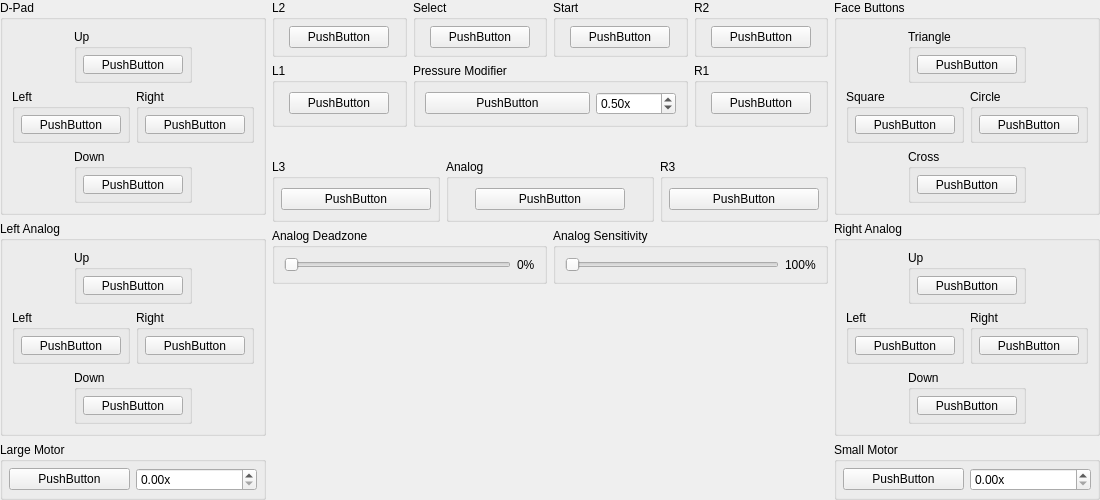
Before: the Qt Designer form pcsx2-qt/Settings/ControllerBindingWidget_DualShock2.ui in 0xR1cky/ARMSX2, drawn with Qt 5.
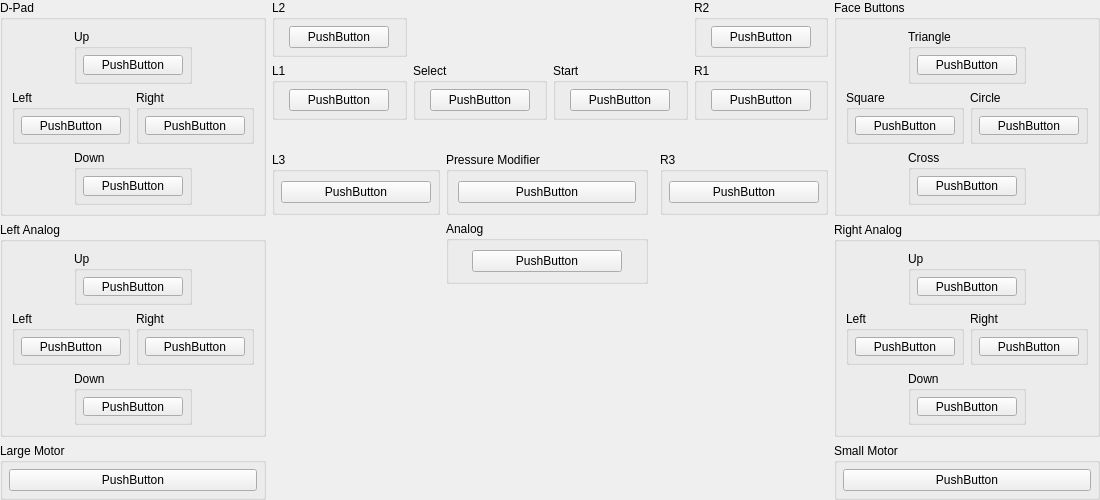
After: the same form once the commit is applied. Icons and pictures are not drawn. Custom widgets are drawn as their Qt base class.

The edit to the form file:
```diff
--- a/pcsx2-qt/Settings/ControllerBindingWidget_DualShock2.ui
+++ b/pcsx2-qt/Settings/ControllerBindingWidget_DualShock2.ui
@@ -415,25 +415,6 @@
           </property>
          </widget>
         </item>
-        <item row="0" column="1">
-         <widget class="QDoubleSpinBox" name="LargeMotorScale">
-          <property name="minimumSize">
-           <size>
-            <width>80</width>
-            <height>0</height>
-           </size>
-          </property>
-          <property name="suffix">
-           <string>x</string>
-          </property>
-          <property name="maximum">
-           <double>3.000000000000000</double>
-          </property>
-          <property name="singleStep">
-           <double>0.100000000000000</double>
-          </property>
-         </widget>
-        </item>
        </layout>
       </widget>
      </item>
@@ -488,74 +469,6 @@
        </layout>
       </widget>
      </item>
-     <item row="0" column="1">
-      <widget class="QGroupBox" name="groupBox_25">
-       <property name="title">
-        <string>Select</string>
-       </property>
-       <layout class="QGridLayout" name="gridLayout_25">
-        <property name="leftMargin">
-         <number>6</number>
-        </property>
-        <property name="topMargin">
-         <number>6</number>
-        </property>
-        <property name="rightMargin">
-         <number>6</number>
-        </property>
-        <property name="bottomMargin">
-         <number>6</number>
-        </property>
-        <item row="0" column="0">
-         <widget class="InputBindingWidget" name="Select">
-          <property name="maximumSize">
-           <size>
-            <width>100</width>
-            <height>16777215</height>
-           </size>
-          </property>
-          <property name="text">
-           <string>PushButton</string>
-          </property>
-         </widget>
-        </item>
-       </layout>
-      </widget>
-     </item>
-     <item row="0" column="2">
-      <widget class="QGroupBox" name="groupBox_26">
-       <property name="title">
-        <string>Start</string>
-       </property>
-       <layout class="QGridLayout" name="gridLayout_26">
-        <property name="leftMargin">
-         <number>6</number>
-        </property>
-        <property name="topMargin">
-         <number>6</number>
-        </property>
-        <property name="rightMargin">
-         <number>6</number>
-        </property>
-        <property name="bottomMargin">
-         <number>6</number>
-        </property>
-        <item row="0" column="0">
-         <widget class="InputBindingWidget" name="Start">
-          <property name="maximumSize">
-           <size>
-            <width>100</width>
-            <height>16777215</height>
-           </size>
-          </property>
-          <property name="text">
-           <string>PushButton</string>
-          </property>
-         </widget>
-        </item>
-       </layout>
-      </widget>
-     </item>
      <item row="0" column="3">
       <widget class="QGroupBox" name="groupBox_23">
        <property name="title">
@@ -624,62 +537,6 @@
        </layout>
       </widget>
      </item>
-     <item row="1" column="1" colspan="2">
-      <widget class="QGroupBox" name="groupBox_34">
-       <property name="title">
-        <string>Pressure Modifier</string>
-       </property>
-       <layout class="QGridLayout" name="gridLayout_34">
-        <item row="0" column="1">
-         <widget class="QDoubleSpinBox" name="PressureModifier">
-          <property name="minimumSize">
-           <size>
-            <width>80</width>
-            <height>0</height>
-           </size>
-          </property>
-          <property name="suffix">
-           <string>x</string>
-          </property>
-          <property name="maximum">
-           <double>1.000000000000000</double>
-          </property>
-          <property name="singleStep">
-           <double>0.010000000000000</double>
-          </property>
-          <property name="value">
-           <double>0.500000000000000</double>
-          </property>
-         </widget>
-        </item>
-        <item row="0" column="0">
-         <widget class="InputBindingWidget" name="Pressure">
-          <property name="sizePolicy">
-           <sizepolicy hsizetype="Expanding" vsizetype="Fixed">
-            <horstretch>0</horstretch>
-            <verstretch>0</verstretch>
-           </sizepolicy>
-          </property>
-          <property name="minimumSize">
-           <size>
-            <width>100</width>
-            <height>0</height>
-           </size>
-          </property>
-          <property name="maximumSize">
-           <size>
-            <width>16777215</width>
-            <height>16777215</height>
-           </size>
-          </property>
-          <property name="text">
-           <string>PushButton</string>
-          </property>
-         </widget>
-        </item>
-       </layout>
-      </widget>
-     </item>
      <item row="1" column="3">
       <widget class="QGroupBox" name="groupBox_24">
        <property name="title">
@@ -714,6 +571,74 @@
        </layout>
       </widget>
      </item>
+     <item row="1" column="2">
+      <widget class="QGroupBox" name="groupBox_26">
+       <property name="title">
+        <string>Start</string>
+       </property>
+       <layout class="QGridLayout" name="gridLayout_26">
+        <property name="leftMargin">
+         <number>6</number>
+        </property>
+        <property name="topMargin">
+         <number>6</number>
+        </property>
+        <property name="rightMargin">
+         <number>6</number>
+        </property>
+        <property name="bottomMargin">
+         <number>6</number>
+        </property>
+        <item row="0" column="0">
+         <widget class="InputBindingWidget" name="Start">
+          <property name="maximumSize">
+           <size>
+            <width>100</width>
+            <height>16777215</height>
+           </size>
+          </property>
+          <property name="text">
+           <string>PushButton</string>
+          </property>
+         </widget>
+        </item>
+       </layout>
+      </widget>
+     </item>
+     <item row="1" column="1">
+      <widget class="QGroupBox" name="groupBox_25">
+       <property name="title">
+        <string>Select</string>
+       </property>
+       <layout class="QGridLayout" name="gridLayout_25">
+        <property name="leftMargin">
+         <number>6</number>
+        </property>
+        <property name="topMargin">
+         <number>6</number>
+        </property>
+        <property name="rightMargin">
+         <number>6</number>
+        </property>
+        <property name="bottomMargin">
+         <number>6</number>
+        </property>
+        <item row="0" column="0">
+         <widget class="InputBindingWidget" name="Select">
+          <property name="maximumSize">
+           <size>
+            <width>100</width>
+            <height>16777215</height>
+           </size>
+          </property>
+          <property name="text">
+           <string>PushButton</string>
+          </property>
+         </widget>
+        </item>
+       </layout>
+      </widget>
+     </item>
     </layout>
    </item>
    <item row="0" column="2" rowspan="3">
@@ -1093,19 +1018,6 @@
           </property>
          </widget>
         </item>
-        <item row="0" column="1">
-         <widget class="QDoubleSpinBox" name="SmallMotorScale">
-          <property name="suffix">
-           <string>x</string>
-          </property>
-          <property name="maximum">
-           <double>3.000000000000000</double>
-          </property>
-          <property name="singleStep">
-           <double>0.100000000000000</double>
-          </property>
-         </widget>
-        </item>
        </layout>
       </widget>
      </item>
@@ -1274,59 +1186,41 @@
        </layout>
       </widget>
      </item>
-     <item row="1" column="2" colspan="2">
-      <widget class="QGroupBox" name="groupBox_30">
+     <item row="0" column="1">
+      <widget class="QGroupBox" name="groupBox_34">
        <property name="title">
-        <string>Analog Sensitivity</string>
+        <string>Pressure Modifier</string>
        </property>
-       <layout class="QHBoxLayout" name="horizontalLayout_2">
-        <item>
-         <widget class="QSlider" name="AxisScale">
-          <property name="maximum">
-           <number>200</number>
+       <layout class="QGridLayout" name="gridLayout_34">
+        <item row="0" column="0">
+         <widget class="InputBindingWidget" name="Pressure">
+          <property name="sizePolicy">
+           <sizepolicy hsizetype="Expanding" vsizetype="Fixed">
+            <horstretch>0</horstretch>
+            <verstretch>0</verstretch>
+           </sizepolicy>
           </property>
-          <property name="orientation">
-           <enum>Qt::Horizontal</enum>
+          <property name="minimumSize">
+           <size>
+            <width>100</width>
+            <height>0</height>
+           </size>
           </property>
-         </widget>
-        </item>
-        <item>
-         <widget class="QLabel" name="AxisScaleLabel">
-          <property name="text">
-           <string>100%</string>
+          <property name="maximumSize">
+           <size>
+            <width>16777215</width>
+            <height>16777215</height>
+           </size>
           </property>
-         </widget>
-        </item>
-       </layout>
-      </widget>
-     </item>
-     <item row="1" column="0" colspan="2">
-      <widget class="QGroupBox" name="groupBox_33">
-       <property name="title">
-        <string>Analog Deadzone</string>
-       </property>
-       <layout class="QHBoxLayout" name="horizontalLayout_3">
-        <item>
-         <widget class="QSlider" name="Deadzone">
-          <property name="maximum">
-           <number>100</number>
-          </property>
-          <property name="orientation">
-           <enum>Qt::Horizontal</enum>
-          </property>
-         </widget>
-        </item>
-        <item>
-         <widget class="QLabel" name="DeadzoneLabel">
           <property name="text">
-           <string>0%</string>
+           <string>PushButton</string>
           </property>
          </widget>
         </item>
        </layout>
       </widget>
      </item>
-     <item row="0" column="1" colspan="2">
+     <item row="1" column="1">
       <widget class="QGroupBox" name="groupBox_31">
        <property name="title">
         <string>Analog</string>
```
Left out of the diff: 27 changed lines with no effect on the pictures.
